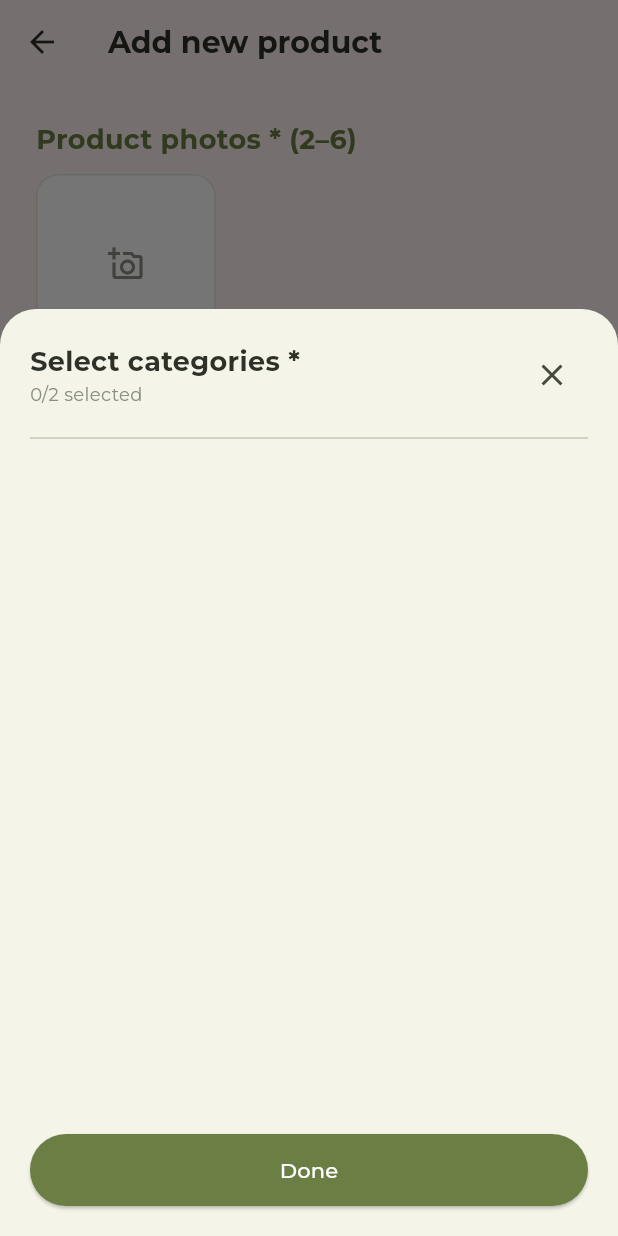
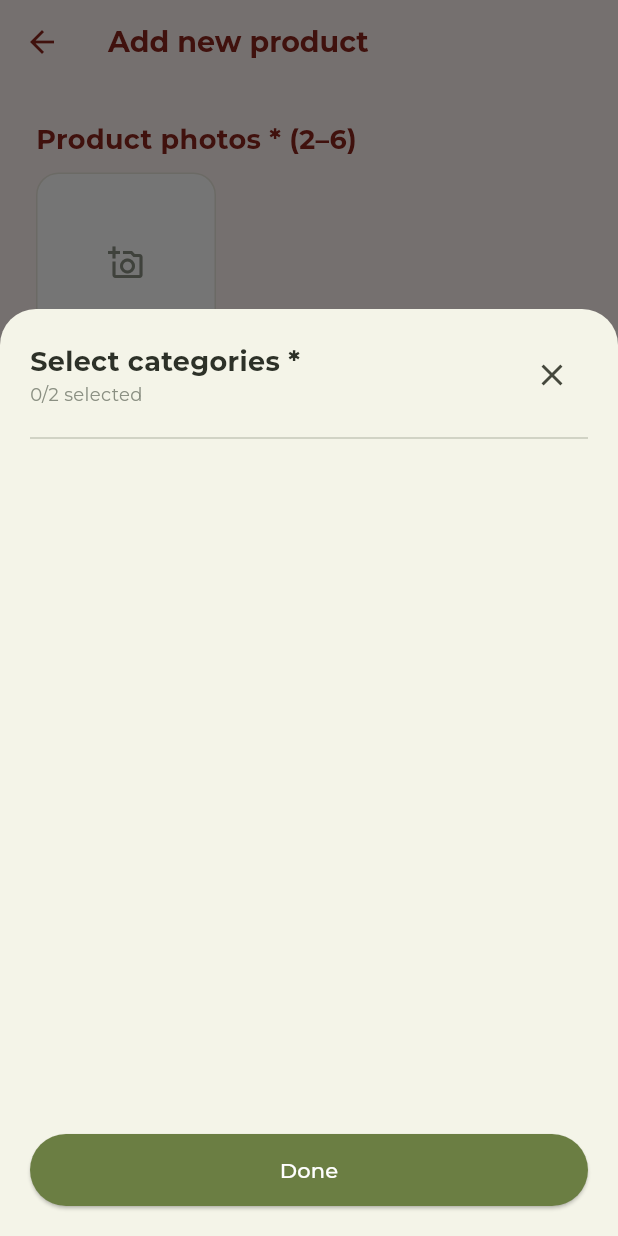
Before and after one commit to Adj82/madebyhands, a Flutter app: the AddProductPage screen opened directly with empty values, after a tap on "Tap to select categories", on a phone screen of 412 x 824 dp. Run offline on Flutter 3.47's test engine with Material 3 defaults, Android fonts, the phone set to English and light mode, and no system bars; our stand-ins replace cloud_firestore, dio, equatable, firebase_auth, firebase_core, firebase_storage and 12 more; missing offline and left inert: dart:js_interop, razorpay_flutter; accounts and stored records are empty; network calls fail.

Commit message:
Creator UI update

```diff
--- a/lib/features/creator/presentation/pages/add_product_page.dart
+++ b/lib/features/creator/presentation/pages/add_product_page.dart
@@ -8,6 +8,7 @@ import 'package:madebyhands/core/constants/product_categories.dart';
 import 'package:madebyhands/core/constants/image_upload.dart';
 import 'package:madebyhands/core/theme/app_theme.dart';
 import 'package:madebyhands/features/admin/presentation/bloc/admin_bloc.dart';
+import 'package:madebyhands/features/buyer/presentation/widgets/buyer_background.dart';
 import 'package:madebyhands/features/creator/domain/entities/creator_product.dart';
 import 'package:madebyhands/features/creator/domain/entities/creator_profile.dart';
 import 'package:madebyhands/features/creator/domain/repositories/creator_repository.dart';
@@ -376,13 +377,21 @@ class _AddProductPageState extends State<AddProductPage> {
 
   @override
   Widget build(BuildContext context) {
-    return Scaffold(
-      appBar: AppBar(
-        title: Text(
-          _isEditing ? 'Edit product' : 'Add new product',
-          style: const TextStyle(fontWeight: FontWeight.bold),
-        ),
-      ),
+    return BuyerBackground(
+      child: Scaffold(
+        backgroundColor: Colors.transparent,
+        appBar: AppBar(
+          backgroundColor: Colors.transparent,
+          elevation: 0,
+          title: Text(
+            _isEditing ? 'Edit product' : 'Add new product',
+            style: const TextStyle(
+              fontWeight: FontWeight.bold,
+              color: Color(0xFF8B261D),
+            ),
+          ),
+          iconTheme: const IconThemeData(color: Color(0xFF8B261D)),
+        ),
       body: BlocConsumer<CreatorBloc, CreatorState>(
         listenWhen: (previous, current) =>
             previous.actionId != current.actionId &&
@@ -462,6 +471,10 @@ class _AddProductPageState extends State<AddProductPage> {
                   const SizedBox(height: 50),
                   FilledButton(
                     onPressed: saving ? null : _submit,
+                    style: FilledButton.styleFrom(
+                      backgroundColor: const Color(0xFF8B261D),
+                      foregroundColor: Colors.white,
+                    ),
                     child: Text(_isEditing ? 'Save & send for review' : 'Submit for review'),
                   ),
                   const SizedBox(height: 30),
@@ -474,13 +487,16 @@ class _AddProductPageState extends State<AddProductPage> {
                 const Positioned.fill(
                   child: ColoredBox(
                     color: Color(0x66FFFFFF),
-                    child: Center(child: CircularProgressIndicator()),
+                    child: Center(
+                      child: CircularProgressIndicator(color: Color(0xFF8B261D)),
+                    ),
                   ),
                 ),
             ],
           );
         },
       ),
+    ),
     );
   }
 
@@ -547,7 +563,7 @@ class _AddProductPageState extends State<AddProductPage> {
       style: const TextStyle(
         fontSize: 18,
         fontWeight: FontWeight.bold,
-        color: AppColors.primary,
+        color: Color(0xFF8B261D),
       ),
     );
   }
@@ -1274,10 +1290,12 @@ class _ChoiceChip extends StatelessWidget {
       child: Container(
         padding: const EdgeInsets.symmetric(vertical: 12),
         decoration: BoxDecoration(
-          color: isSelected ? AppColors.primary : AppColors.surface,
+          color: isSelected ? const Color(0xFF8B261D) : const Color(0xFFFAF6EE),
           borderRadius: BorderRadius.circular(10),
           border: Border.all(
-            color: isSelected ? AppColors.primary : AppColors.outline,
+            color: isSelected
+                ? const Color(0xFF8B261D)
+                : const Color(0xFF8B261D).withValues(alpha: 0.3),
           ),
         ),
         child: Center(
--- a/lib/features/creator/presentation/pages/creator_verification_page.dart
+++ b/lib/features/creator/presentation/pages/creator_verification_page.dart
@@ -5,6 +5,7 @@ import 'package:flutter_bloc/flutter_bloc.dart';
 import 'package:image_picker/image_picker.dart';
 import 'package:madebyhands/core/constants/image_upload.dart';
 import 'package:madebyhands/core/theme/app_theme.dart';
+import 'package:madebyhands/features/buyer/presentation/widgets/buyer_background.dart';
 import 'package:madebyhands/features/creator/domain/entities/creator_profile.dart';
 import 'package:madebyhands/features/creator/domain/repositories/creator_repository.dart';
 import 'package:madebyhands/features/creator/presentation/bloc/creator_bloc.dart';
```
Also changed, not shown: lib/features/creator/presentation/pages/creator_onboarding_page.dart (+23 -5 lines).
